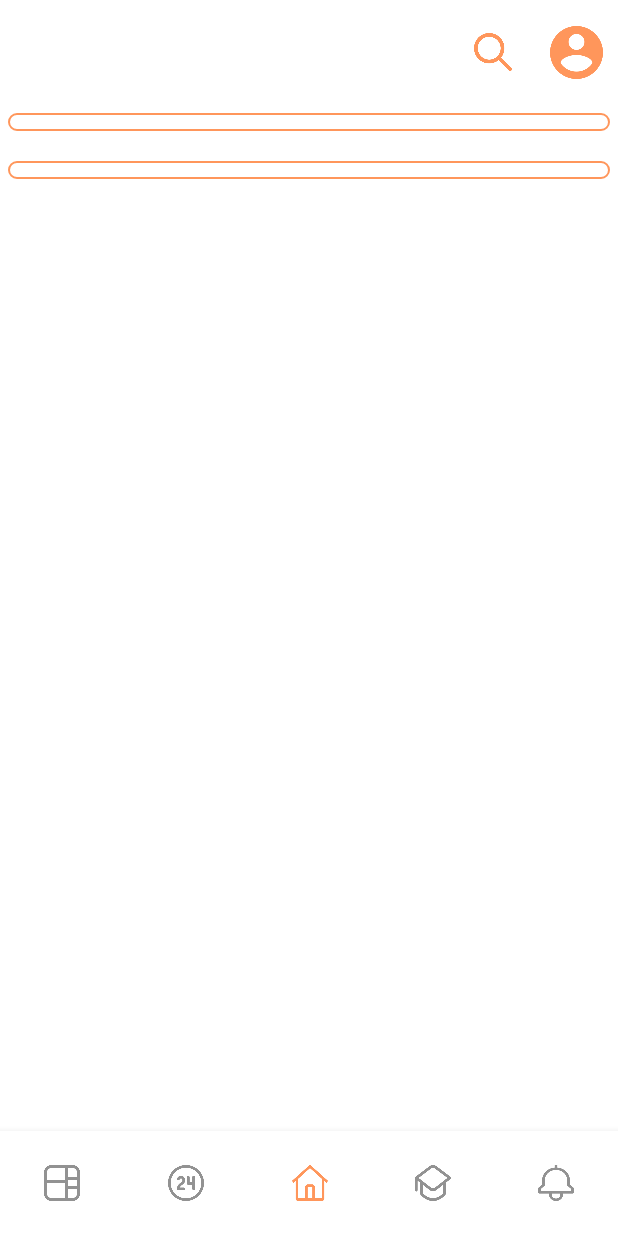
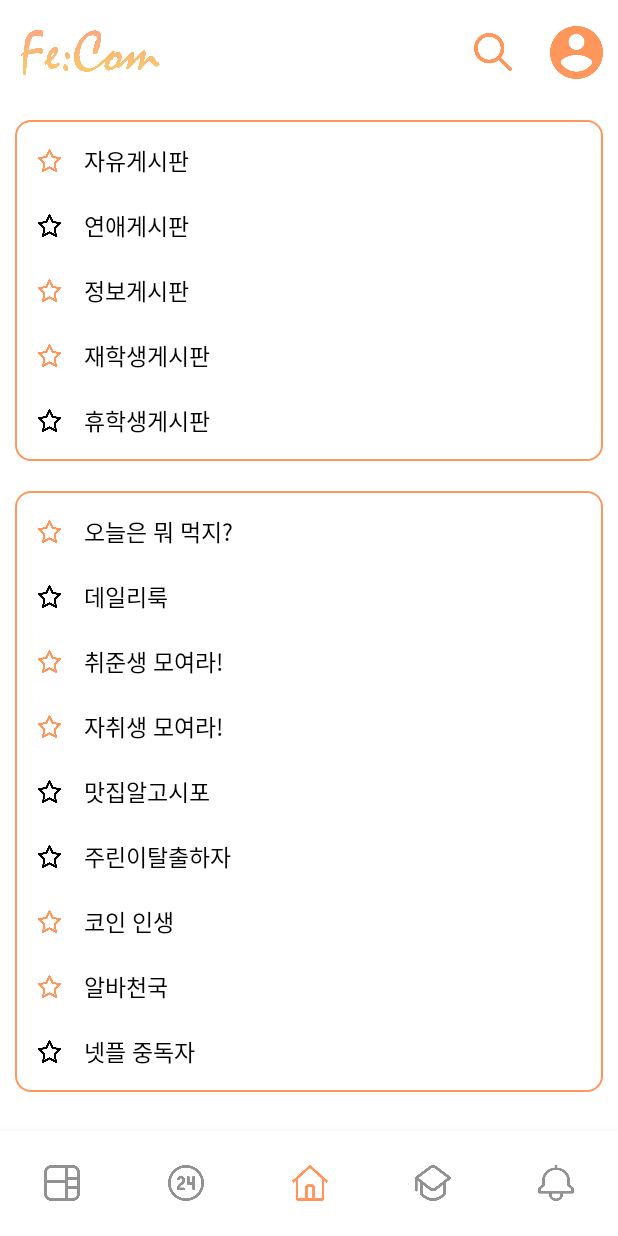
Before and after one commit to youngniw/FeCom, an Android app: the fragment FragmentBoard placed in its activity, on a phone screen of 412 x 824 dp. Run offline under Robolectric (Android 15) with nearby library versions, the phone set to English and light mode, and no system bars.

Commit message:
2021.08.09 home & board complete

```diff
--- a/app/src/main/java/com/eighteen/fecom/MainActivity.java
+++ b/app/src/main/java/com/eighteen/fecom/MainActivity.java
@@ -63,7 +63,7 @@ public class MainActivity extends AppCompatActivity {
         tabToolbarListener();
     }
 
-    public void homeToolbarListener(Toolbar toolbar) {
+    private void homeToolbarListener(Toolbar toolbar) {
         ImageView ivSearch = toolbar.findViewById(R.id.homeTB_search);
         ivSearch.setOnClickListener(v -> {
             //TODO: 검색 창으로 넘어감!
@@ -76,7 +76,7 @@ public class MainActivity extends AppCompatActivity {
     }
 
     @SuppressLint("NonConstantResourceId")
-    public void tabToolbarListener() {
+    private void tabToolbarListener() {
         BottomNavigationView bottomNavigationView = findViewById(R.id.main_tab);
         bottomNavigationView.setSelectedItemId(R.id.tab_home);
 
@@ -129,7 +129,7 @@ public class MainActivity extends AppCompatActivity {
         });
     }
 
-    public void tabNoticeSetting() {
+    private void tabNoticeSetting() {
         TextView tvMessage = toolbar.findViewById(R.id.noticeTB_message);
         TextView tvNotice = toolbar.findViewById(R.id.noticeTB_notice);
         tvNotice.setEnabled(false);
--- /dev/null
+++ b/app/src/main/java/com/eighteen/fecom/adapter/BoardRecyclerAdapter.java
@@ -0,0 +1,71 @@
+package com.eighteen.fecom.adapter;
+
+import android.content.Context;
+import android.graphics.Color;
+import android.graphics.PorterDuff;
+import android.view.LayoutInflater;
+import android.view.View;
+import android.view.ViewGroup;
+import android.widget.ImageView;
+import android.widget.TextView;
+
+import androidx.annotation.NonNull;
+import androidx.core.content.ContextCompat;
+import androidx.recyclerview.widget.RecyclerView;
+
+import com.eighteen.fecom.R;
+import com.eighteen.fecom.data.BoardData;
+
+import java.util.ArrayList;
+
+public class BoardRecyclerAdapter extends RecyclerView.Adapter<BoardRecyclerAdapter.BoardViewHolder> {
+    private Context context;
+    private ArrayList<BoardData> boardDataList;
+
+    public BoardRecyclerAdapter(ArrayList<BoardData> boardDataList) {
+        this.boardDataList = boardDataList;
+    }
+
+    @NonNull
+    @Override
+    public BoardRecyclerAdapter.BoardViewHolder onCreateViewHolder(ViewGroup parent, int viewType) {
+        context = parent.getContext();
+        LayoutInflater inflater = (LayoutInflater) context.getSystemService(Context.LAYOUT_INFLATER_SERVICE);
+
+        View view = inflater.inflate(R.layout.item_board, parent, false);
+        BoardRecyclerAdapter.BoardViewHolder viewHolder = new BoardRecyclerAdapter.BoardViewHolder(view);
+
+        return viewHolder;
+    }
+
+    @Override
+    public void onBindViewHolder(@NonNull BoardRecyclerAdapter.BoardViewHolder holder, int position) {
+        if (boardDataList.get(position).getIsISubscribe())
+            holder.ivSubscribe.setColorFilter(ContextCompat.getColor(context, R.color.main_fecom));
+        else
+            holder.ivSubscribe.setImageResource(R.drawable.icon_subscribe);
+        holder.tvBoardName.setText(boardDataList.get(position).getBoardName());
+    }
+
+    @Override
+    public int getItemCount() { return boardDataList.size(); }
+
+    public class BoardViewHolder extends RecyclerView.ViewHolder {
+        ImageView ivSubscribe;
+        TextView tvBoardName;
+
+        BoardViewHolder(final View itemView) {
+            super(itemView);
+
+            ivSubscribe = itemView.findViewById(R.id.boardRow_ivSubscribe);
+            tvBoardName = itemView.findViewById(R.id.boardRow_tvBoardName);
+
+            itemView.setOnClickListener(v -> {
+                int pos = getAdapterPosition();
+                if (pos != RecyclerView.NO_POSITION) {
+                    //TODO: 해당 게시판으로 넘어감!
+                }
+            });
+        }
+    }
+}
--- /dev/null
+++ b/app/src/main/java/com/eighteen/fecom/adapter/HomeRecyclerAdapter.java
@@ -0,0 +1,64 @@
+package com.eighteen.fecom.adapter;
+
+import android.content.Context;
+import android.view.LayoutInflater;
+import android.view.View;
+import android.view.ViewGroup;
+import android.widget.TextView;
+
+import androidx.annotation.NonNull;
+import androidx.recyclerview.widget.RecyclerView;
+
+import com.eighteen.fecom.R;
+import com.eighteen.fecom.data.SummaryData;
+
+import java.util.ArrayList;
+
+public class HomeRecyclerAdapter extends RecyclerView.Adapter<HomeRecyclerAdapter.ItemViewHolder> {
+    private Context context;
+    private ArrayList<SummaryData> summaryDataList;
+
+    public HomeRecyclerAdapter(ArrayList<SummaryData> summaryDataList) {
+        this.summaryDataList = summaryDataList;
+    }
+
+    @NonNull
+    @Override
+    public HomeRecyclerAdapter.ItemViewHolder onCreateViewHolder(ViewGroup parent, int viewType) {
+        context = parent.getContext();
+        LayoutInflater inflater = (LayoutInflater) context.getSystemService(Context.LAYOUT_INFLATER_SERVICE);
+
+        View view = inflater.inflate(R.layout.item_home_summary, parent, false);
+        HomeRecyclerAdapter.ItemViewHolder viewHolder = new HomeRecyclerAdapter.ItemViewHolder(view);
+
+        return viewHolder;
+    }
+
+    @Override
+    public void onBindViewHolder(@NonNull HomeRecyclerAdapter.ItemViewHolder holder, int position) {
+        holder.tvTopic.setText(summaryDataList.get(position).getTopic());
+        holder.tvContent.setText(summaryDataList.get(position).getContent());
+    }
+
+    @Override
+    public int getItemCount() { return summaryDataList.size(); }
+
+    public class ItemViewHolder extends RecyclerView.ViewHolder {
+        TextView tvTopic;
+        TextView tvContent;
+
+        ItemViewHolder(final View itemView) {
+            super(itemView);
+
+            tvTopic = itemView.findViewById(R.id.homeSummaryRow_topic);
+            tvContent = itemView.findViewById(R.id.homeSummaryRow_content);
+
+            itemView.setOnClickListener(v -> {
+                int pos = getAdapterPosition();
+                if (pos != RecyclerView.NO_POSITION) {
+                    //TODO: 해당 게시판 혹은 데일리톡으로 넘어감!
+                }
+            });
+        }
+    }
+}
--- /dev/null
+++ b/app/src/main/java/com/eighteen/fecom/data/BoardData.java
@@ -0,0 +1,14 @@
+package com.eighteen.fecom.data;
+
+public class BoardData {
+    private String boardName;
+    private boolean isISubscribe;
+
+    public BoardData(String boardName, boolean isISubscribe) {
+        this.boardName = boardName;
+        this.isISubscribe = isISubscribe;
+    }
+
+    public String getBoardName() { return boardName; }
+    public boolean getIsISubscribe() { return isISubscribe; }
+}
--- /dev/null
+++ b/app/src/main/java/com/eighteen/fecom/data/SummaryData.java
@@ -0,0 +1,14 @@
+package com.eighteen.fecom.data;
+
+public class SummaryData {
+    private String topic;       //게시판 이름 or 데일리톡 작성자 이름
+    private String content;
+
+    public SummaryData(String topic, String content) {
+        this.topic = topic;
+        this.content = content;
+    }
+
+    public String getTopic() { return topic; }
+    public String getContent() { return content; }
+}
--- a/app/src/main/java/com/eighteen/fecom/fragment/FragmentBoard.java
+++ b/app/src/main/java/com/eighteen/fecom/fragment/FragmentBoard.java
@@ -8,12 +8,52 @@ import android.view.ViewGroup;
 import androidx.annotation.NonNull;
 import androidx.annotation.Nullable;
 import androidx.fragment.app.Fragment;
+import androidx.recyclerview.widget.LinearLayoutManager;
+import androidx.recyclerview.widget.RecyclerView;
 
 import com.eighteen.fecom.R;
+import com.eighteen.fecom.adapter.BoardRecyclerAdapter;
+import com.eighteen.fecom.data.BoardData;
+
+import java.util.ArrayList;
 
 public class FragmentBoard extends Fragment {
     @Override
     public View onCreateView(@NonNull LayoutInflater inflater, @Nullable ViewGroup container, @Nullable Bundle savedInstanceState) {
-        return inflater.inflate(R.layout.fragment_board, container, false);
+        ViewGroup rootView = (ViewGroup) inflater.inflate(R.layout.fragment_board, container, false);
+
+        //기본 게시판 임시 데이터 생성(TODO: 추후 삭제)
+        ArrayList<BoardData> bBoardLists = new ArrayList<>();
+        bBoardLists.add(new BoardData("자유게시판", true));
+        bBoardLists.add(new BoardData("연애게시판", false));
+        bBoardLists.add(new BoardData("정보게시판", true));
+        bBoardLists.add(new BoardData("재학생게시판", true));
+        bBoardLists.add(new BoardData("휴학생게시판", false));
+
+        RecyclerView rvBasicBoard = rootView.findViewById(R.id.board_rvBasic);      //기본 게시판
+        LinearLayoutManager bManager = new LinearLayoutManager(getContext(), LinearLayoutManager.VERTICAL,false);
+        rvBasicBoard.setLayoutManager(bManager);
+        BoardRecyclerAdapter bAdapter = new BoardRecyclerAdapter(bBoardLists);
+        rvBasicBoard.setAdapter(bAdapter);
+
+        //서브 게시판 임시 데이터 생성(TODO: 추후 삭제)
+        ArrayList<BoardData> subBoardLists = new ArrayList<>();
+        subBoardLists.add(new BoardData("오늘은 뭐 먹지?", true));
+        subBoardLists.add(new BoardData("데일리룩", false));
+        subBoardLists.add(new BoardData("취준생 모여라!", true));
+        subBoardLists.add(new BoardData("자취생 모여라!", true));
+        subBoardLists.add(new BoardData("맛집알고시포", false));
+        subBoardLists.add(new BoardData("주린이탈출하자", false));
+        subBoardLists.add(new BoardData("코인 인생", true));
+        subBoardLists.add(new BoardData("알바천국", true));
+        subBoardLists.add(new BoardData("넷플 중독자", false));
+
+        RecyclerView rvSubBoard = rootView.findViewById(R.id.board_rvSub);          //부가적 게시판
+        LinearLayoutManager sManager = new LinearLayoutManager(getContext(), LinearLayoutManager.VERTICAL,false);
+        rvSubBoard.setLayoutManager(sManager);
+        BoardRecyclerAdapter sAdapter = new BoardRecyclerAdapter(subBoardLists);
+        rvSubBoard.setAdapter(sAdapter);
+
+        return rootView;
     }
 }
--- a/app/src/main/java/com/eighteen/fecom/fragment/FragmentHome.java
+++ b/app/src/main/java/com/eighteen/fecom/fragment/FragmentHome.java
@@ -8,12 +8,50 @@ import android.view.ViewGroup;
 import androidx.annotation.NonNull;
 import androidx.annotation.Nullable;
 import androidx.fragment.app.Fragment;
+import androidx.recyclerview.widget.DividerItemDecoration;
+import androidx.recyclerview.widget.LinearLayoutManager;
+import androidx.recyclerview.widget.RecyclerView;
 
 import com.eighteen.fecom.R;
+import com.eighteen.fecom.adapter.HomeRecyclerAdapter;
+import com.eighteen.fecom.data.SummaryData;
+
+import java.util.ArrayList;
 
 public class FragmentHome extends Fragment {
     @Override
     public View onCreateView(@NonNull LayoutInflater inflater, @Nullable ViewGroup container, @Nullable Bundle savedInstanceState) {
-        return inflater.inflate(R.layout.fragment_home, container, false);
+        ViewGroup rootView = (ViewGroup) inflater.inflate(R.layout.fragment_home, container, false);
+
+        //즐겨찾는 게시판 임시 데이터 생성(TODO: 추후 삭제)
+        ArrayList<SummaryData> bSumLists = new ArrayList<>();
+        bSumLists.add(new SummaryData("자유게시판", "슬기로운 의사생활 하는 날! 호롤롤롤 너무 신나잖아???!! 1가구 1익준 해야한다고...!!!"));
+        bSumLists.add(new SummaryData("오늘은 뭐 먹지?", "대박 맛집 발견"));
+        bSumLists.add(new SummaryData("데일리룩", "ootd"));
+        bSumLists.add(new SummaryData("취준생 모여라!", "드디어 취뽀했다"));
+        bSumLists.add(new SummaryData("맛집알고시포", "햄버거 먹고싶은데....."));
+        bSumLists.add(new SummaryData("자취 천국", "전신거울 가성비 좋은.."));
+        bSumLists.add(new SummaryData("넷플 중독자", "트와일라잇 존잼이구."));
+
+        RecyclerView rvBoard = rootView.findViewById(R.id.home_rvBoard);
+        LinearLayoutManager bManager = new LinearLayoutManager(getContext(), LinearLayoutManager.VERTICAL,false);
+        rvBoard.setLayoutManager(bManager);
+        HomeRecyclerAdapter bAdapter = new HomeRecyclerAdapter(bSumLists);
+        rvBoard.setAdapter(bAdapter);
+
+        //데일리톡 Top 10 임시 데이터 생성(TODO: 추후 삭제)
+        ArrayList<SummaryData> dtSumLists = new ArrayList<>();
+        dtSumLists.add(new SummaryData("능소화", "오늘 남자친구랑 헤어졌는데.. 이 친구가 바람을 피웠어요.."));
+        dtSumLists.add(new SummaryData("경영뿌셔", "경영학과 과제 세상 많아.. 진짜 교수님.. 이게 말이 된다고 생각하세요??"));
+        dtSumLists.add(new SummaryData("데이뚜데이뚜", "오늘 썸남이랑 첫 데이뚜.. 옷 뭐 입을지 추천요!"));
+        dtSumLists.add(new SummaryData("맑은하늘", "투데이 한강뷰:) 미쳐버렸다!!!>_<"));
+
+        RecyclerView rvDailyTalk = rootView.findViewById(R.id.home_rvDailyTalk);
+        LinearLayoutManager dtManager = new LinearLayoutManager(getContext(), LinearLayoutManager.VERTICAL,false);
+        rvDailyTalk.setLayoutManager(dtManager);
+        HomeRecyclerAdapter dtAdapter = new HomeRecyclerAdapter(dtSumLists);
+        rvDailyTalk.setAdapter(dtAdapter);
+
+        return rootView;
     }
 }
--- a/app/src/main/res/layout/actionbar_tab_home.xml
+++ b/app/src/main/res/layout/actionbar_tab_home.xml
@@ -4,6 +4,14 @@
     android:layout_width="match_parent"
     android:layout_height="match_parent"
     android:background="@drawable/bg_actionbar">
+    <ImageView
+        android:layout_width="100dp"
+        android:layout_height="30dp"
+        android:src="@drawable/icon_logo"
+        android:layout_centerVertical="true"
+        android:layout_marginStart="10dp"
+        android:layout_alignParentStart="true"
+        android:contentDescription="@string/app_name" />
 
     <ImageView
         android:id="@+id/homeTB_search"
--- a/app/src/main/res/layout/activity_dailytalk.xml
+++ b/app/src/main/res/layout/activity_dailytalk.xml
@@ -54,7 +54,7 @@
             android:layout_alignParentEnd="true"
             android:layout_centerVertical="true"
             android:text="1시간 전"
-            android:textColor="@color/grey_time"
+            android:textColor="@color/middle_grey"
             android:textSize="12sp" />
     </RelativeLayout>
 
--- a/app/src/main/res/layout/fragment_board.xml
+++ b/app/src/main/res/layout/fragment_board.xml
@@ -2,35 +2,36 @@
 <LinearLayout xmlns:android="http://schemas.android.com/apk/res/android"
     android:layout_width="match_parent"
     android:layout_height="match_parent"
+    android:orientation="vertical">
+    <androidx.core.widget.NestedScrollView
+        android:layout_width="match_parent"
+        android:layout_height="match_parent">
+        <LinearLayout
+            android:layout_width="match_parent"
+            android:layout_height="match_parent"
             android:orientation="vertical"
-    android:padding="5dp">
+            android:padding="10dp">
 
-    <LinearLayout
+            <androidx.recyclerview.widget.RecyclerView
+                android:id="@+id/board_rvBasic"
                 android:layout_width="match_parent"
                 android:layout_height="wrap_content"
                 android:background="@drawable/bg_board"
-        android:orientation="vertical"
-        android:padding="6dp">
-        <androidx.recyclerview.widget.RecyclerView
-            android:id="@+id/board_rvBasic"
-            android:layout_width="match_parent"
-            android:layout_height="wrap_content" />
-    </LinearLayout>
+                android:nestedScrollingEnabled="false"
+                android:padding="5dp" />
 
             <View
                 android:layout_width="match_parent"
                 android:layout_height="20dp" />
 
-    <LinearLayout
+            <androidx.recyclerview.widget.RecyclerView
+                android:id="@+id/board_rvSub"
                 android:layout_width="match_parent"
                 android:layout_height="wrap_content"
                 android:background="@drawable/bg_board"
-        android:orientation="vertical"
-        android:padding="6dp">
-        <androidx.recyclerview.widget.RecyclerView
-            android:id="@+id/board_rvOther"
-            android:layout_width="match_parent"
-            android:layout_height="wrap_content" />
-    </LinearLayout>
+                android:nestedScrollingEnabled="false"
+                android:padding="5dp" />
 
         </LinearLayout>
+    </androidx.core.widget.NestedScrollView>
+</LinearLayout>
--- a/app/src/main/res/layout/fragment_home.xml
+++ b/app/src/main/res/layout/fragment_home.xml
@@ -2,28 +2,37 @@
 <LinearLayout xmlns:android="http://schemas.android.com/apk/res/android"
     android:layout_width="match_parent"
     android:layout_height="match_parent"
+    android:orientation="vertical">
+    <androidx.core.widget.NestedScrollView
+        android:layout_width="match_parent"
+        android:layout_height="match_parent">
+        <LinearLayout
+            android:layout_width="match_parent"
+            android:layout_height="match_parent"
             android:orientation="vertical"
-    android:padding="5dp">
+            android:padding="10dp">
 
             <LinearLayout
                 android:layout_width="match_parent"
                 android:layout_height="wrap_content"
                 android:background="@drawable/bg_board"
                 android:orientation="vertical"
-        android:padding="6dp">
+                android:padding="10dp">
                 <TextView
                     android:layout_width="wrap_content"
                     android:layout_height="wrap_content"
+                    android:layout_marginTop="5dp"
                     android:text="즐겨찾는 게시판"
                     android:textColor="@color/black"
-            android:textSize="15sp"
+                    android:textSize="16sp"
                     android:textStyle="bold" />
 
                 <androidx.recyclerview.widget.RecyclerView
                     android:id="@+id/home_rvBoard"
                     android:layout_width="match_parent"
                     android:layout_height="wrap_content"
-            android:layout_marginTop="10dp" />
+                    android:layout_marginTop="10dp"
+                    android:nestedScrollingEnabled="false" />
             </LinearLayout>
 
             <View
@@ -35,20 +44,24 @@
                 android:layout_height="wrap_content"
                 android:background="@drawable/bg_board"
                 android:orientation="vertical"
-        android:padding="6dp">
+                android:padding="10dp">
                 <TextView
                     android:layout_width="wrap_content"
                     android:layout_height="wrap_content"
+                    android:layout_marginTop="5dp"
                     android:text="데일리톡 Top 10"
                     android:textColor="@color/black"
-            android:textSize="15sp"
+                    android:textSize="16sp"
                     android:textStyle="bold" />
 
                 <androidx.recyclerview.widget.RecyclerView
                     android:id="@+id/home_rvDailyTalk"
                     android:layout_width="match_parent"
                     android:layout_height="wrap_content"
-            android:layout_marginTop="10dp" />
+                    android:layout_marginTop="10dp"
+                    android:nestedScrollingEnabled="false" />
             </LinearLayout>
 
         </LinearLayout>
+    </androidx.core.widget.NestedScrollView>
+</LinearLayout>
--- /dev/null
+++ b/app/src/main/res/layout/item_board.xml
@@ -0,0 +1,23 @@
+<?xml version="1.0" encoding="utf-8"?>
+<LinearLayout xmlns:android="http://schemas.android.com/apk/res/android"
+    android:layout_width="match_parent"
+    android:layout_height="wrap_content"
+    android:padding="10dp"
+    android:gravity="center_vertical"
+    android:orientation="horizontal">
+
+    <ImageView
+        android:id="@+id/boardRow_ivSubscribe"
+        android:layout_width="15dp"
+        android:layout_height="15dp"
+        android:src="@drawable/icon_subscribe"/>
+
+    <TextView
+        android:id="@+id/boardRow_tvBoardName"
+        android:layout_width="wrap_content"
+        android:layout_height="wrap_content"
+        android:layout_marginStart="15dp"
+        android:text="@string/boardRow_name"
+        android:textColor="@color/black"
+        android:textSize="15sp" />
+</LinearLayout>
--- /dev/null
+++ b/app/src/main/res/layout/item_home_summary.xml
@@ -0,0 +1,26 @@
+<?xml version="1.0" encoding="utf-8"?>
+<LinearLayout xmlns:android="http://schemas.android.com/apk/res/android"
+    android:layout_width="match_parent"
+    android:layout_height="wrap_content"
+    android:padding="5dp"
+    android:gravity="center_vertical"
+    android:orientation="horizontal">
+    <TextView
+        android:id="@+id/homeSummaryRow_topic"
+        android:layout_width="wrap_content"
+        android:layout_height="wrap_content"
+        android:text="@string/homeSummaryRow_topic"
+        android:textColor="@color/black"
+        android:textSize="14sp" />
+
+    <TextView
+        android:id="@+id/homeSummaryRow_content"
+        android:layout_width="wrap_content"
+        android:layout_height="wrap_content"
+        android:layout_marginStart="25dp"
+        android:ellipsize="end"
+        android:maxLines="1"
+        android:text="@string/homeSummaryRow_content"
+        android:textColor="@color/middle_grey"
+        android:textSize="13sp" />
+</LinearLayout>
--- a/app/src/main/res/values/colors.xml
+++ b/app/src/main/res/values/colors.xml
@@ -9,6 +9,6 @@
     <color name="black">#FF000000</color>
     <color name="white">#FFFFFFFF</color>
     <color name="white_transparent">#77FFFFFF</color>
-    <color name="grey_time">#FF949494</color>
+    <color name="middle_grey">#FF949494</color>
     <color name="light_grey">#FFEAEAEA</color>
 </resources>
--- a/app/src/main/res/values/strings.xml
+++ b/app/src/main/res/values/strings.xml
@@ -12,4 +12,9 @@
     <string name="tab_majorcommunity">전공 커뮤니티</string>
     <string name="tab_notice">알림</string>
     <string name="tab_message">쪽지함</string>
+
+    <string name="homeSummaryRow_topic">게시판 및 작성자</string>
+    <string name="homeSummaryRow_content">내용입니다..</string>
+
+    <string name="boardRow_name">자유게시판</string>
 </resources>
```
Also changed, not shown: app/src/main/res/drawable-v24/icon_logo.png (added), app/src/main/res/drawable-v24/icon_subscribe.png (added). Lines whose indentation alone changed are shown as unchanged.
